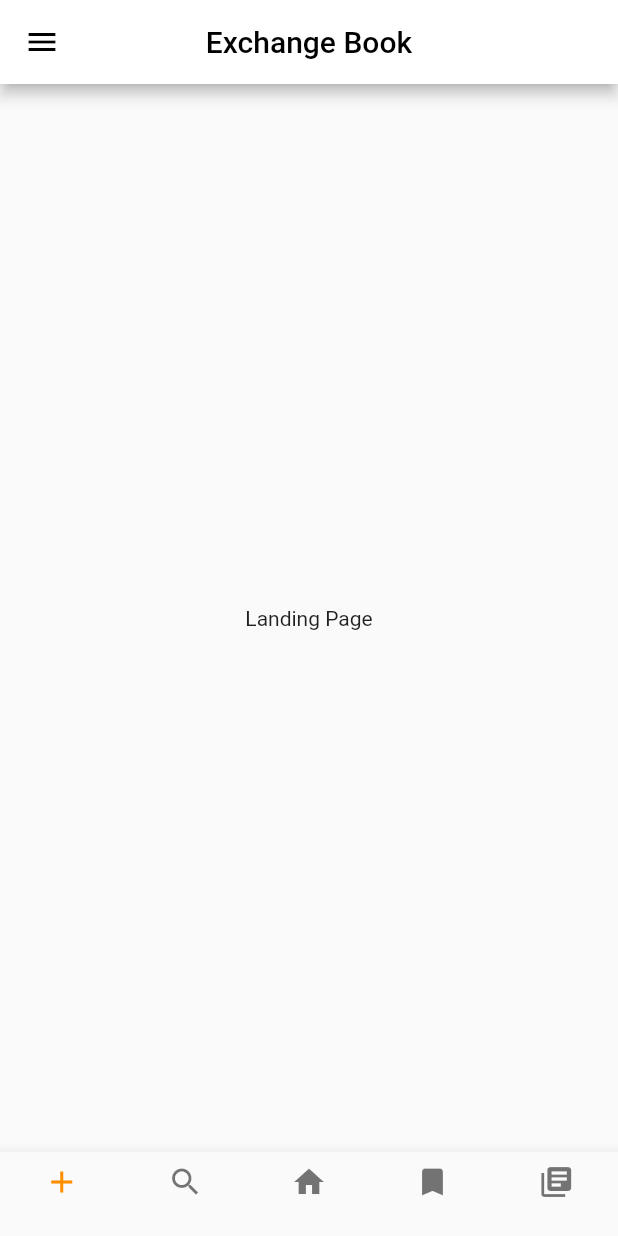
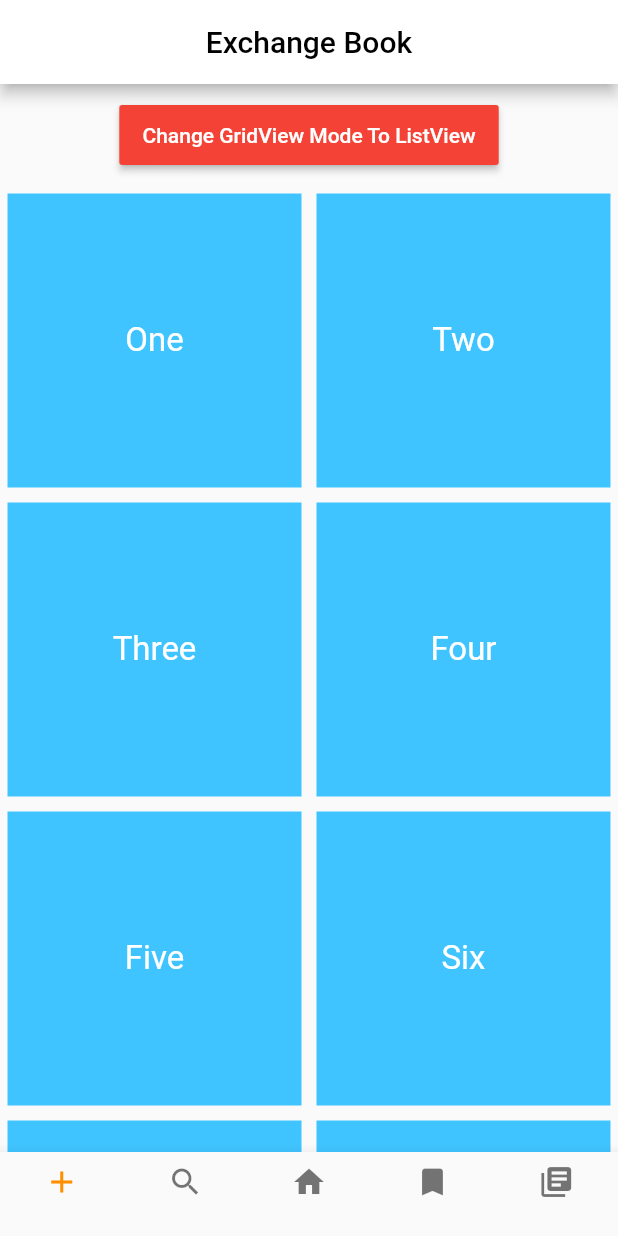
Before and after one commit to takearest21/ExchangeBook, a Flutter app: the screen it shows after launch, after a tap on "Skip", on a phone screen of 412 x 824 dp. Run offline on Flutter 3.47's test engine with Material 2 defaults, Android fonts, the phone set to English and light mode, and no system bars.

Commit message:
coding on landing page

```diff
--- a/lib/pages/landing_page.dart
+++ b/lib/pages/landing_page.dart
@@ -1,4 +1,3 @@
-import 'package:exchangeBook/pages/home_page.dart';
 import 'package:flutter/material.dart';
 
 class LandingPage extends StatefulWidget {
@@ -8,22 +7,6 @@ class LandingPage extends StatefulWidget {
 
 class _LandingPageState extends State<LandingPage> {
   int _selectedIndex = 0;
-  static const TextStyle optionStyle =
-      TextStyle(fontSize: 30, fontWeight: FontWeight.bold);
-  static const List<Widget> _widgetOptions = <Widget>[
-    Text(
-      'Index 0: Home',
-      style: optionStyle,
-    ),
-    Text(
-      'Index 1: Business',
-      style: optionStyle,
-    ),
-    Text(
-      'Index 2: School',
-      style: optionStyle,
-    ),
-  ];
 
   void _onItemTapped(int index) {
     setState(() {
@@ -35,6 +18,23 @@ class _LandingPageState extends State<LandingPage> {
   Widget build(BuildContext context) {
     return SafeArea(
       child: Scaffold(
+        drawer: Drawer(
+          child: ListView(
+            padding: EdgeInsets.zero,
+            children: <Widget>[
+              ListTile(
+                title: Text(
+                  'Item 1',
+                  style: TextStyle(color: Colors.black),
+                ),
+                onTap: () {
+                  // Update the state of the app.
+                  // ...
+                },
+              ),
+            ],
+          ),
+        ),
         appBar: AppBar(
           backgroundColor: Colors.white,
           // Here we take the value from the MyHomePage object that was created by
@@ -44,21 +44,11 @@ class _LandingPageState extends State<LandingPage> {
             style: TextStyle(color: Colors.black),
           ),
           centerTitle: true, // this is all you need
-          leading: IconButton(
-            icon: Icon(Icons.menu),
-            color: Colors.black,
-            onPressed: () {},
-          ),
         ),
         body: Center(
-          // Center is a layout widget. It takes a single child and positions it
-          // in the middle of the parent.
-          child: Column(
-            // horizontal).
-            mainAxisAlignment: MainAxisAlignment.center,
-            children: <Widget>[Text("Landing Page")],
-          ),
-        ),
+            // Center is a layout widget. It takes a single child and positions it
+            // in the middle of the parent.
+            child: GridWidget()),
         bottomNavigationBar: BottomNavigationBar(
           items: const <BottomNavigationBarItem>[
             BottomNavigationBarItem(
@@ -91,3 +81,109 @@ class _LandingPageState extends State<LandingPage> {
     );
   }
 }
+
+class GridWidget extends StatefulWidget {
+  GridViewState createState() => GridViewState();
+}
+
+class GridViewState extends State {
+  num countValue = 2;
+
+  num aspectWidth = 2;
+
+  num aspectHeight = 1;
+
+  List<String> gridItems = [
+    'One',
+    'Two',
+    'Three',
+    'Four',
+    'Five',
+    'Six',
+    'Seven',
+    'Eight',
+    'Nine',
+    'Ten',
+    'Eleven',
+    'Twelve',
+    'Thirteen',
+    'Fourteen',
+    'Fifteen',
+    'Sixteen',
+    'Seventeen',
+    'Eighteen',
+    'Nineteen',
+    'Twenty'
+  ];
+
+  changeMode() {
+    if (countValue == 2) {
+      setState(() {
+        countValue = 1;
+        aspectWidth = 3;
+        aspectHeight = 1;
+      });
+    } else {
+      setState(() {
+        countValue = 2;
+        aspectWidth = 2;
+        aspectHeight = 1;
+      });
+    }
+  }
+
+  getGridViewSelectedItem(BuildContext context, String gridItem) {
+    showDialog(
+      context: context,
+      builder: (BuildContext context) {
+        return AlertDialog(
+          title: new Text(gridItem),
+          actions: <Widget>[
+            FlatButton(
+              child: new Text("OK"),
+              onPressed: () {
+                Navigator.of(context).pop();
+              },
+            ),
+          ],
+        );
+      },
+    );
+  }
+
+  @override
+  Widget build(BuildContext context) {
+    return Scaffold(
+        body: Column(children: [
+      Container(
+          margin: const EdgeInsets.fromLTRB(10, 10, 10, 10),
+          child: RaisedButton(
+            onPressed: () => changeMode(),
+            child: Text(' Change GridView Mode To ListView '),
+            textColor: Colors.white,
+            color: Colors.red,
+            padding: EdgeInsets.fromLTRB(12, 12, 12, 12),
+          )),
+      Expanded(
+        child: GridView.count(
+          crossAxisCount: countValue,
+          childAspectRatio: (1.0),
+          children: gridItems
+              .map((data) => GestureDetector(
+                  onTap: () {
+                    getGridViewSelectedItem(context, data);
+                  },
+                  child: Container(
+                      margin: EdgeInsets.symmetric(vertical: 5, horizontal: 5),
+                      color: Colors.lightBlueAccent,
+                      child: Center(
+                          child: Text(data,
+                              style:
+                                  TextStyle(fontSize: 22, color: Colors.white),
+                              textAlign: TextAlign.center)))))
+              .toList(),
+        ),
+      ),
+    ]));
+  }
+}
```
